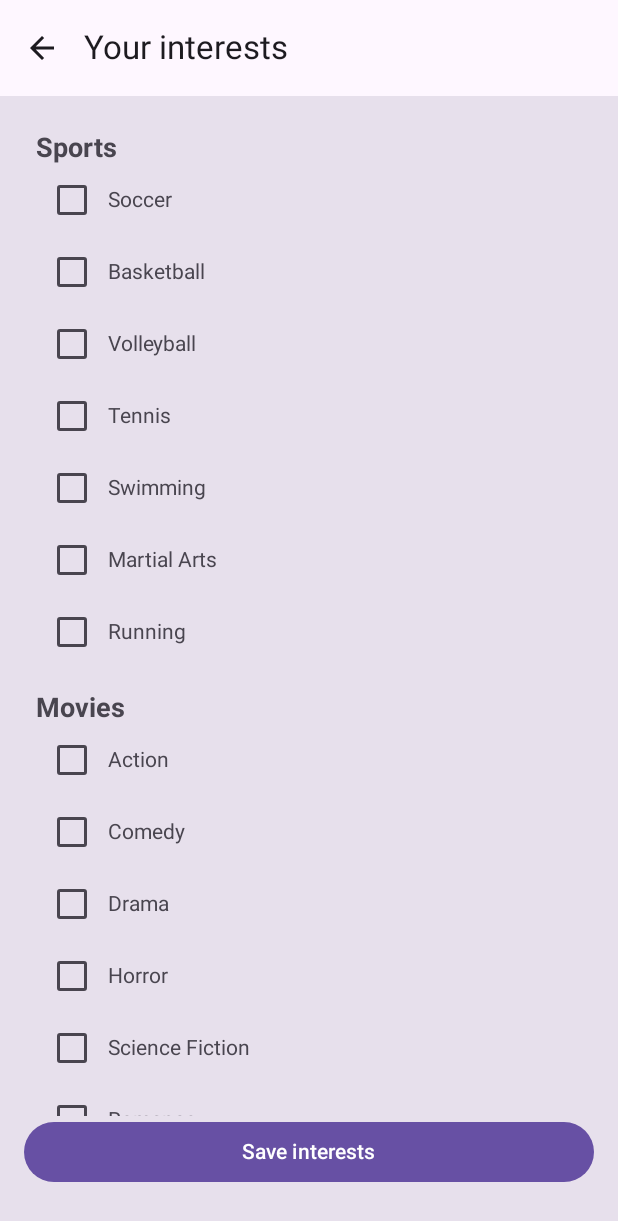
After one commit to HanielCostaDaSilva/Cinder, an Android app built with Jetpack Compose: the InterestsScreen screen opened through its navigation route, on a phone screen of 412 x 824 dp. The commit adds this screen. Shown: the top 1221 px of the screen. Run offline under Robolectric (Android 15) with nearby library versions, the phone set to English and light mode, and no system bars; our stand-ins replace Firebase (no records; nobody signed in at launch, a user with empty details on screens opened directly).

Commit message:
Feat: add interests. WIP: Order by interests descending

```diff
--- a/app/src/main/java/com/haniel/cinder/MainActivity.kt
+++ b/app/src/main/java/com/haniel/cinder/MainActivity.kt
@@ -15,17 +15,9 @@ import androidx.navigation.compose.NavHost
 import androidx.navigation.compose.composable
 import androidx.navigation.compose.rememberNavController
 import com.haniel.cinder.model.User
-import com.haniel.cinder.ui.theme.screens.AuthScreen
-import com.haniel.cinder.ui.theme.screens.ChatScreen
-import com.haniel.cinder.ui.theme.screens.CinderPrincipalScreen
-import com.haniel.cinder.ui.theme.screens.EditionScreen
-import com.haniel.cinder.ui.theme.screens.FirstLogin
-import com.haniel.cinder.ui.theme.screens.RegisterScreen
-import com.haniel.cinder.ui.theme.screens.ProfileUserScreen
-import com.haniel.cinder.ui.theme.screens.UserSelectionScreen
+import com.haniel.cinder.ui.theme.screens.*
 import com.haniel.cinder.viewmodel.ChatViewModel
 import com.haniel.cinder.viewmodel.UserViewModel
-
 
 class MainActivity : ComponentActivity() {
     private val modifierScreen: Modifier = Modifier
@@ -44,41 +36,68 @@ class MainActivity : ComponentActivity() {
     fun App() {
         val navController = rememberNavController()
         val userViewModel: UserViewModel = viewModel()
+
         NavHost(navController = navController, startDestination = "first_login") {
             composable("auth_screen") {
-                AuthScreen(modifier = modifierScreen,
+                AuthScreen(
+                    modifier = modifierScreen,
+                    navController = navController,
                     onSignInClick = { user: User ->
-                        print("Hello ${user.name}")
-                        navController.navigate("principal_screen")
+                        if (user.interests.isEmpty()) {
+                            // Se o usuário não tiver interesses cadastrados, redireciona para a tela de interesses
+                            navController.navigate("interestsScreen")
+                        } else {
+                            // Se já tiver interesses, vai para a tela principal
+                            navController.navigate("principal_screen")
+                        }
                     },
                     ifNewGoTo = {
                         navController.navigate("register_screen")
                     }
                 )
             }
+
+            composable("interestsScreen") {
+                InterestsScreen(
+                    navController = navController,
+                    onBack = { navController.popBackStack() },
+                    onSave = {
+                        // Após salvar os interesses, navega para a tela principal
+                        navController.navigate("principal_screen") {
+                            popUpTo("interestsScreen") { inclusive = true }
+                        }
+                    }
+                )
+            }
+
             composable("principal_screen") {
                 CinderPrincipalScreen(
                     modifier = modifierScreen,
                     onProfile = { navController.navigate("profileUser") },
                     onChatClick = { navController.navigate("chatScreen") },
-                    onHomeClick = {navController.navigate("principal_screen")}
+                    onHomeClick = { navController.navigate("principal_screen") }
                 )
             }
 
             composable("register_screen") {
-                RegisterScreen(modifier = modifierScreen,
+                RegisterScreen(
+                    modifier = modifierScreen,
                     onRegister = {
                         navController.navigate("auth_screen")
                     },
                     goToLogin = {
                         navController.navigate("auth_screen")
-                    })
+                    }
+                )
             }
+
             composable("first_login") {
-                FirstLogin(modifier = modifierScreen,
+                FirstLogin(
+                    modifier = modifierScreen,
                     onSignInClick = {
                         navController.navigate("auth_screen")
-                    }, onNavigateToCadastro = {
+                    },
+                    onNavigateToCadastro = {
                         navController.navigate("register_screen")
                     }
                 )
@@ -93,6 +112,7 @@ class MainActivity : ComponentActivity() {
                     onProfileClick = {}
                 )
             }
+
             composable("editionScreen") {
                 EditionScreen(
                     modifier = modifierScreen,
@@ -101,6 +121,7 @@ class MainActivity : ComponentActivity() {
                     }
                 )
             }
+
             composable("userSelectionScreen") {
                 val users = listOf(
                     User(id = "1", name = "Usuario 1", imageID = R.drawable.cinder),
@@ -111,13 +132,13 @@ class MainActivity : ComponentActivity() {
                     users = users,
                     onUserSelected = { user ->
                         userViewModel.selectedUser = user
-                        navController.navigate("chatScreen"){
+                        navController.navigate("chatScreen") {
                             popUpTo("userSelectionScreen") { inclusive = false }
                         }
                     },
-                    onHomeClick = {navController.navigate("principal_screen")},
-                    onChatClick = {navController.navigate("userSelectionScreen")},
-                    onProfile = {navController.navigate("profileUser")}
+                    onHomeClick = { navController.navigate("principal_screen") },
+                    onChatClick = { navController.navigate("userSelectionScreen") },
+                    onProfile = { navController.navigate("profileUser") }
                 )
             }
 
@@ -128,7 +149,7 @@ class MainActivity : ComponentActivity() {
                 if (selectedUser != null) {
                     ChatScreen(viewModel = chatViewModel, user = selectedUser)
                 } else {
-                    navController.navigate("userSelectionScreen"){
+                    navController.navigate("userSelectionScreen") {
                         popUpTo(navController.graph.startDestinationId) { inclusive = true }
                     }
                 }
--- a/app/src/main/java/com/haniel/cinder/model/User.kt
+++ b/app/src/main/java/com/haniel/cinder/model/User.kt
@@ -12,7 +12,8 @@ data class User(
     val imageID: Int = 0,
     val biograpy: String = "",
     val matchReceivedList: MutableList<String> = mutableListOf(),
-    val matchSendList: MutableList<String> = mutableListOf()
+    val matchSendList: MutableList<String> = mutableListOf(),
+    val interests: MutableList<String> = mutableListOf()
 
 ) {
     constructor() : this("","", "", 0, 0, "", mutableListOf())
--- /dev/null
+++ b/app/src/main/java/com/haniel/cinder/ui/theme/screens/InterestsScreen.kt
@@ -0,0 +1,135 @@
+package com.haniel.cinder.ui.theme.screens
+
+import androidx.compose.foundation.layout.*
+import androidx.compose.foundation.lazy.LazyColumn
+import androidx.compose.foundation.lazy.items
+import androidx.compose.material.icons.Icons
+import androidx.compose.material.icons.filled.ArrowBack
+import androidx.compose.material3.*
+import androidx.compose.runtime.*
+import androidx.compose.ui.Alignment
+import androidx.compose.ui.Modifier
+import androidx.compose.ui.text.font.FontWeight
+import androidx.compose.ui.unit.dp
+import androidx.compose.ui.unit.sp
+import com.haniel.cinder.model.User
+import com.haniel.cinder.repository.UserDAO
+import com.haniel.cinder.usuarioLogadoCinder
+import androidx.navigation.NavHostController
+import androidx.navigation.compose.rememberNavController
+
+// Lista de interesses predefinidos agrupados por categorias
+val predefinedInterests = listOf(
+    "Sports" to listOf("Soccer", "Basketball", "Volleyball", "Tennis", "Swimming", "Martial Arts", "Running"),
+    "Movies" to listOf("Action", "Comedy", "Drama", "Horror", "Science Fiction", "Romance"),
+    "Music" to listOf("Rock", "Pop", "Country", "Electronic", "Classical"),
+    "Politics" to listOf("Liberalism", "Conservatism", "Socialism", "Communism", "Indifferent")
+)
+
+@OptIn(ExperimentalMaterial3Api::class)
+@Composable
+fun InterestsScreen(
+    navController: NavHostController,
+    onBack: () -> Unit,
+    onSave: () -> Unit
+) {
+    val userDao = UserDAO()
+    val globalLogin = usuarioLogadoCinder
+    var user by remember { mutableStateOf<User?>(null) }
+    var isLoading by remember { mutableStateOf(true) }
+
+    LaunchedEffect(globalLogin) {
+        userDao.findByName(globalLogin) { fetchedUser ->
+            user = fetchedUser
+            isLoading = false
+        }
+    }
+
+    Scaffold(
+        containerColor = MaterialTheme.colorScheme.surfaceVariant,
+        modifier = Modifier.fillMaxSize(),
+        topBar = {
+            TopAppBar(
+                title = { Text("Your interests") },
+                navigationIcon = {
+                    IconButton(onClick = onBack) {
+                        Icon(Icons.Default.ArrowBack, contentDescription = "Back")
+                    }
+                },
+            )
+        },
+        content = { paddingValues ->
+            Box(modifier = Modifier.padding(paddingValues)) {
+                if (isLoading) {
+                    Box(modifier = Modifier.fillMaxSize(), contentAlignment = Alignment.Center) {
+                        CircularProgressIndicator()
+                    }
+                } else {
+                    Column(
+                        modifier = Modifier
+                            .fillMaxSize()
+                            .padding(16.dp),
+                        verticalArrangement = Arrangement.SpaceBetween
+                    ) {
+                        LazyColumn(
+                            modifier = Modifier.weight(1f)
+                        ) {
+                            items(predefinedInterests) { category ->
+                                Column(modifier = Modifier.padding(8.dp)) {
+                                    Text(
+                                        text = category.first,
+                                        fontWeight = FontWeight.Bold,
+                                        fontSize = 18.sp
+                                    )
+                                    category.second.forEach { interest ->
+                                        Row(
+                                            verticalAlignment = Alignment.CenterVertically
+                                        ) {
+                                            Checkbox(
+                                                checked = user?.interests?.contains(interest) ?: false,
+                                                onCheckedChange = { isChecked ->
+                                                    // Atualiza a lista de interesses do usuário
+                                                    val updatedUser = user?.copy(
+                                                        interests = if (isChecked) {
+                                                            user?.interests?.toMutableList()?.apply {
+                                                                add(interest)
+                                                            }
+                                                        } else {
+                                                            user?.interests?.toMutableList()?.apply {
+                                                                remove(interest)
+                                                            }
+                                                        } ?: mutableListOf()
+                                                    )
+                                                    user = updatedUser
+                                                }
+                                            )
+                                            Text(text = interest)
+                                        }
+                                    }
+                                }
+                            }
+                        }
+                        Button(
+                            onClick = {
+                                user?.let {
+                                    userDao.updateUser(it) {
+                                        if (it) {
+                                            onSave()
+                                        } else {
+                                            // Lidar com o erro de atualização
+                                        }
+                                    }
+                                }
+                            },
+                            modifier = Modifier
+                                .fillMaxWidth()
+                                .padding(bottom = 16.dp)
+                        ) {
+                            Text("Save interests")
+                        }
+                    }
+                }
+            }
+        }
+    )
+}
```
Also changed, not shown: app/src/main/java/com/haniel/cinder/service/UserService.kt (+11 -17 lines), app/src/main/java/com/haniel/cinder/ui/theme/screens/AuthScreen.kt (+20 -3 lines), app/src/main/java/com/haniel/cinder/ui/theme/screens/PrincipalScreen.kt (+14 -16 lines), 1 other file.
